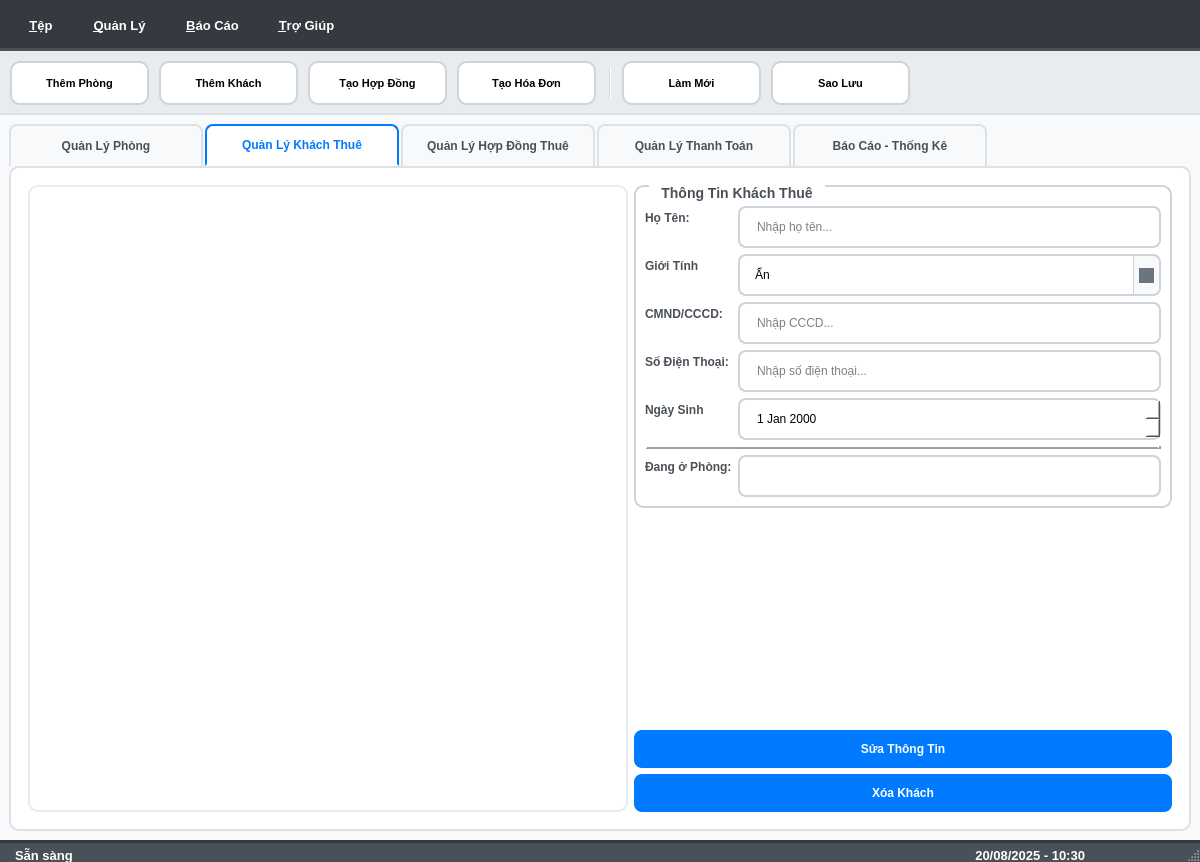
huymatthew/PBL02, file ui/design/admin_main.ui: the form before one commit.
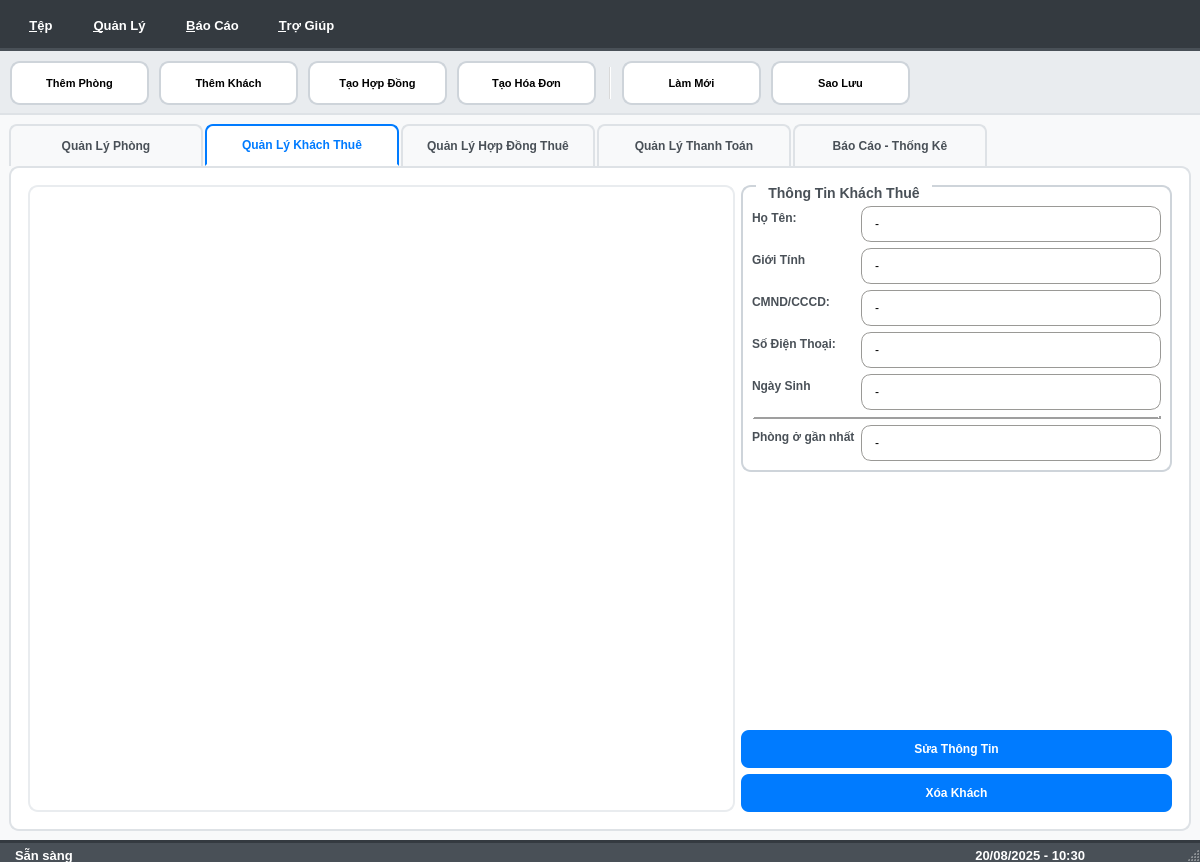
The form after the commit. The open tabs and pages were chosen to show the change. Icons and pictures are not drawn. Custom widgets are drawn as their Qt base class.

Commit message: Better Display and Change RoomId in RENT into ContractId

Patch:
```diff
--- a/ui/design/admin_main.ui
+++ b/ui/design/admin_main.ui
@@ -722,13 +722,6 @@
                </property>
               </widget>
              </item>
-             <item row="1" column="1">
-              <widget class="QLineEdit" name="tenantNameEdit">
-               <property name="placeholderText">
-                <string>Nhập họ tên...</string>
-               </property>
-              </widget>
-             </item>
              <item row="2" column="0">
               <widget class="QLabel" name="label_2">
                <property name="text">
@@ -736,25 +729,6 @@
                </property>
               </widget>
              </item>
-             <item row="2" column="1">
-              <widget class="QComboBox" name="comboBox">
-               <item>
-                <property name="text">
-                 <string>Ẩn</string>
-                </property>
-               </item>
-               <item>
-                <property name="text">
-                 <string>Nam</string>
-                </property>
-               </item>
-               <item>
-                <property name="text">
-                 <string>Nữ</string>
-                </property>
-               </item>
-              </widget>
-             </item>
              <item row="3" column="0">
               <widget class="QLabel" name="tenantIdLabel">
                <property name="enabled">
@@ -765,13 +739,6 @@
                </property>
               </widget>
              </item>
-             <item row="3" column="1">
-              <widget class="QLineEdit" name="tenantIdEdit">
-               <property name="placeholderText">
-                <string>Nhập CCCD...</string>
-               </property>
-              </widget>
-             </item>
              <item row="5" column="0">
               <widget class="QLabel" name="tenantPhoneLabel">
                <property name="text">
@@ -779,13 +746,6 @@
                </property>
               </widget>
              </item>
-             <item row="5" column="1">
-              <widget class="QLineEdit" name="tenantPhoneEdit">
-               <property name="placeholderText">
-                <string>Nhập số điện thoại...</string>
-               </property>
-              </widget>
-             </item>
              <item row="8" column="0">
               <widget class="QLabel" name="label">
                <property name="text">
@@ -793,27 +753,6 @@
                </property>
               </widget>
              </item>
-             <item row="8" column="1">
-              <widget class="QDateEdit" name="dateOfBirth">
-               <property name="enabled">
-                <bool>true</bool>
-               </property>
-              </widget>
-             </item>
-             <item row="10" column="0">
-              <widget class="QLabel" name="tenantRoomLabel">
-               <property name="text">
-                <string>Đang ở Phòng:</string>
-               </property>
-              </widget>
-             </item>
-             <item row="10" column="1">
-              <widget class="QLineEdit" name="tenantRoom">
-               <property name="enabled">
-                <bool>false</bool>
-               </property>
-              </widget>
-             </item>
              <item row="9" column="0" colspan="2">
               <widget class="Line" name="line">
                <property name="frameShadow">
@@ -830,6 +769,115 @@
                </property>
               </widget>
              </item>
+             <item row="1" column="1">
+              <widget class="QLabel" name="tenantNameText">
+               <property name="styleSheet">
+                <string notr="true">QLabel {
+border: 1px solid rgb(154, 153, 150);
+padding: 10px;
+border-radius:10px;
+font-weight:normal;
+color: black;
+}</string>
+               </property>
+               <property name="text">
+                <string>-</string>
+               </property>
+              </widget>
+             </item>
+             <item row="2" column="1">
+              <widget class="QLabel" name="tenantGenderText">
+               <property name="styleSheet">
+                <string notr="true">QLabel {
+border: 1px solid rgb(154, 153, 150);
+padding: 10px;
+border-radius:10px;
+font-weight:normal;
+color: black;
+}</string>
+               </property>
+               <property name="text">
+                <string>-</string>
+               </property>
+              </widget>
+             </item>
+             <item row="3" column="1">
+              <widget class="QLabel" name="tenantIdText">
+               <property name="styleSheet">
+                <string notr="true">QLabel {
+border: 1px solid rgb(154, 153, 150);
+padding: 10px;
+border-radius:10px;
+font-weight:normal;
+color: black;
+}</string>
+               </property>
+               <property name="text">
+                <string>-</string>
+               </property>
+              </widget>
+             </item>
+             <item row="5" column="1">
+              <widget class="QLabel" name="tenantPhoneText">
+               <property name="styleSheet">
+                <string notr="true">QLabel {
+border: 1px solid rgb(154, 153, 150);
+padding: 10px;
+border-radius:10px;
+font-weight:normal;
+color: black;
+}</string>
+               </property>
+               <property name="text">
+                <string>-</string>
+               </property>
+              </widget>
+             </item>
+             <item row="8" column="1">
+              <widget class="QLabel" name="tenantBirthdayText">
+               <property name="styleSheet">
+                <string notr="true">QLabel {
+border: 1px solid rgb(154, 153, 150);
+padding: 10px;
+border-radius:10px;
+font-weight:normal;
+color: black;
+}</string>
+               </property>
+               <property name="text">
+                <string>-</string>
+               </property>
+              </widget>
+             </item>
+             <item row="10" column="1">
+              <widget class="QLabel" name="tenantRoomText">
+               <property name="minimumSize">
+                <size>
+                 <width>300</width>
+                 <height>0</height>
+                </size>
+               </property>
+               <property name="styleSheet">
+                <string notr="true">QLabel {
+border: 1px solid rgb(154, 153, 150);
+padding: 10px;
+border-radius:10px;
+font-weight:normal;
+color: black;
+}</string>
+               </property>
+               <property name="text">
+                <string>-</string>
+               </property>
+              </widget>
+             </item>
+             <item row="10" column="0">
+              <widget class="QLabel" name="tenantRoomLabel">
+               <property name="text">
+                <string>Phòng ở gần nhất</string>
+               </property>
+              </widget>
+             </item>
             </layout>
            </widget>
           </item>
```
Left out of the diff: 339 changed lines with no effect on the pictures. The commit also changes 28 other files.
